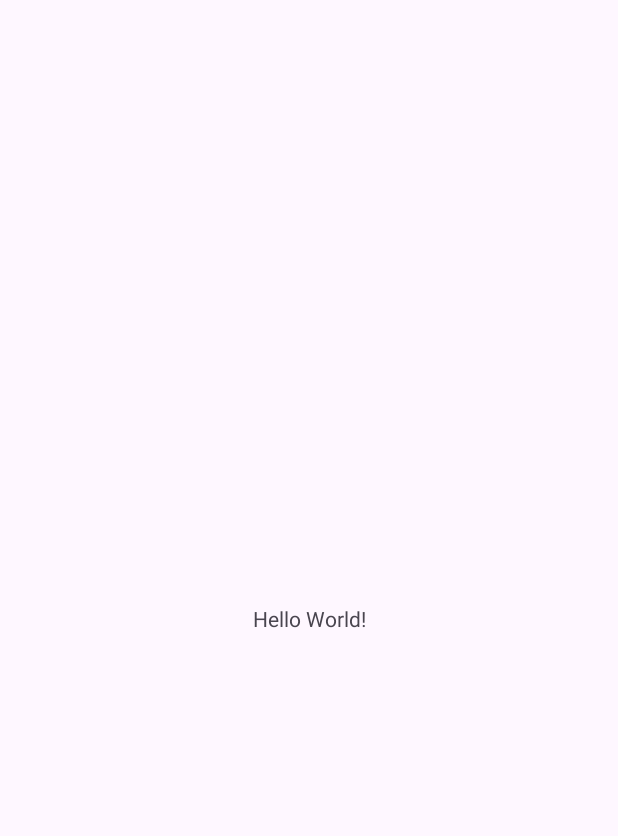
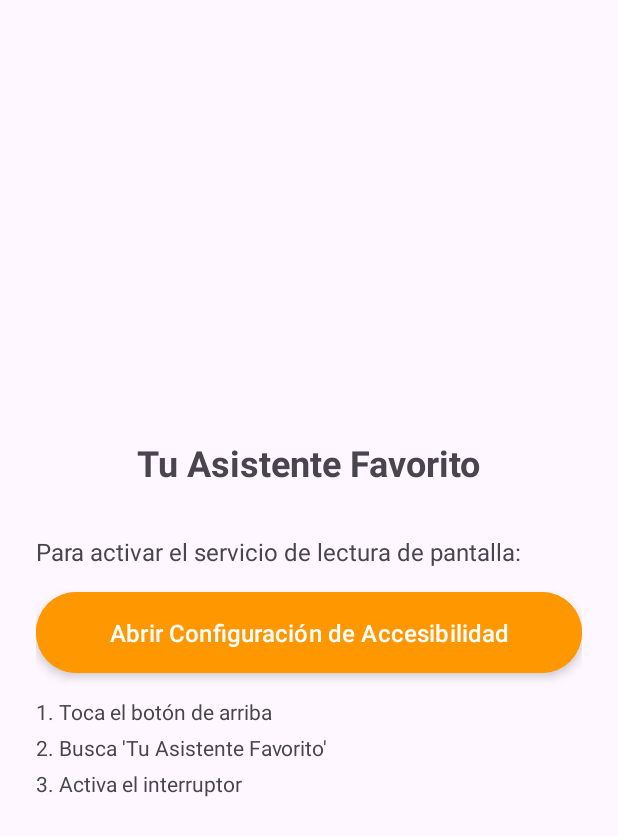
Before and after one commit to Issabella09/trabajo-de-grado, an Android app: the screen it shows after launch (MainActivity), on a phone screen of 412 x 824 dp. Before the commit the part shown is almost empty. Shown: the top 836 px of the screen. Run offline under Robolectric (Android 15) with nearby library versions, the phone set to English and light mode, and no system bars.

Commit message:
The screen reader module and interface were implemented

```diff
--- a/app/src/main/java/com/trabajogrado/asistente/MainActivity.kt
+++ b/app/src/main/java/com/trabajogrado/asistente/MainActivity.kt
@@ -1,20 +1,23 @@
 package com.trabajogrado.asistente
 
+import android.content.Intent
 import android.os.Bundle
-import androidx.activity.enableEdgeToEdge
+import android.provider.Settings
+import android.widget.Button
 import androidx.appcompat.app.AppCompatActivity
-import androidx.core.view.ViewCompat
-import androidx.core.view.WindowInsetsCompat
 
 class MainActivity : AppCompatActivity() {
+
     override fun onCreate(savedInstanceState: Bundle?) {
         super.onCreate(savedInstanceState)
-        enableEdgeToEdge()
         setContentView(R.layout.activity_main)
-        ViewCompat.setOnApplyWindowInsetsListener(findViewById(R.id.main)) { v, insets ->
-            val systemBars = insets.getInsets(WindowInsetsCompat.Type.systemBars())
-            v.setPadding(systemBars.left, systemBars.top, systemBars.right, systemBars.bottom)
-            insets
+
+        val btnActivarServicio: Button = findViewById(R.id.btnActivarServicio)
+
+        btnActivarServicio.setOnClickListener {
+            // Abrir configuración de accesibilidad directamente
+            val intent = Intent(Settings.ACTION_ACCESSIBILITY_SETTINGS)
+            startActivity(intent)
         }
     }
 }
--- a/app/src/main/res/layout/activity_main.xml
+++ b/app/src/main/res/layout/activity_main.xml
@@ -1,19 +1,51 @@
 <?xml version="1.0" encoding="utf-8"?>
-<androidx.constraintlayout.widget.ConstraintLayout xmlns:android="http://schemas.android.com/apk/res/android"
-    xmlns:app="http://schemas.android.com/apk/res-auto"
+<LinearLayout xmlns:android="http://schemas.android.com/apk/res/android"
     xmlns:tools="http://schemas.android.com/tools"
-    android:id="@+id/main"
     android:layout_width="match_parent"
     android:layout_height="match_parent"
+    android:orientation="vertical"
+    android:padding="24dp"
+    android:gravity="center"
     tools:context=".MainActivity">
 
     <TextView
         android:layout_width="wrap_content"
         android:layout_height="wrap_content"
-        android:text="Hello World!"
-        app:layout_constraintBottom_toBottomOf="parent"
-        app:layout_constraintEnd_toEndOf="parent"
-        app:layout_constraintStart_toStartOf="parent"
-        app:layout_constraintTop_toTopOf="parent" />
+        android:text="Tu Asistente Favorito"
+        android:textSize="24sp"
+        android:textStyle="bold"
+        android:layout_marginBottom="32dp" />
 
-</androidx.constraintlayout.widget.ConstraintLayout>
+    <TextView
+        android:layout_width="match_parent"
+        android:layout_height="wrap_content"
+        android:text="Para activar el servicio de lectura de pantalla:"
+        android:textSize="16sp"
+        android:layout_marginBottom="16dp" />
+
+    <Button
+        android:id="@+id/btnActivarServicio"
+        android:layout_width="match_parent"
+        android:layout_height="wrap_content"
+        android:text="Abrir Configuración de Accesibilidad"
+        android:textColor="@color/white"
+        android:backgroundTint="@color/naranja_primario"
+        android:layout_marginBottom="16dp"
+        android:textSize="16sp"
+        android:padding="16dp"
+
+        android:elevation="4dp"
+        android:stateListAnimator="@null"
+        android:insetTop="0dp"
+        android:insetBottom="0dp"
+        style="@style/Widget.Material3.Button"
+        />
+
+    <TextView
+        android:layout_width="match_parent"
+        android:layout_height="wrap_content"
+        android:text="1. Toca el botón de arriba\n2. Busca 'Tu Asistente Favorito'\n3. Activa el interruptor"
+        android:textSize="14sp"
+        android:lineSpacingExtra="8dp" />
+
+</LinearLayout>
--- a/app/src/main/res/values/colors.xml
+++ b/app/src/main/res/values/colors.xml
@@ -1,5 +1,17 @@
 <?xml version="1.0" encoding="utf-8"?>
 <resources>
+    <color name="purple_200">#FFBB86FC</color>
+    <color name="purple_500">#FF6200EE</color>
+    <color name="purple_700">#FF3700B3</color>
+    <color name="teal_200">#FF03DAC5</color>
+    <color name="teal_700">#FF018786</color>
     <color name="black">#FF000000</color>
     <color name="white">#FFFFFFFF</color>
+
+    <!-- Colores naranjas para accesibilidad -->
+    <color name="naranja_primario">#FFFF9800</color>
+    <color name="naranja_oscuro">#FFF57C00</color>
+    <color name="naranja_claro">#FFFFE0B2</color>
+    <color name="texto_oscuro">#FF212121</color>
+    <color name="fondo_claro">#FFF5F5F5</color>
 </resources>
--- a/app/src/main/res/values/themes.xml
+++ b/app/src/main/res/values/themes.xml
@@ -1,8 +1,11 @@
 <resources xmlns:tools="http://schemas.android.com/tools">
     <!-- Base application theme. -->
     <style name="Base.Theme.Asistente" parent="Theme.Material3.DayNight.NoActionBar">
-        <!-- Customize your light theme here. -->
-        <!-- <item name="colorPrimary">@color/my_light_primary</item> -->
+        <item name="colorPrimary">@color/naranja_primario</item>
+        <item name="colorPrimaryVariant">@color/naranja_oscuro</item>
+        <item name="colorOnPrimary">@color/white</item>
+        <item name="colorSecondary">@color/naranja_claro</item>
+        <item name="colorOnSecondary">@color/texto_oscuro</item>
     </style>
 
     <style name="Theme.Asistente" parent="Base.Theme.Asistente" />
--- a/app/src/main/res/xml/accessibility_service_config.xml
+++ b/app/src/main/res/xml/accessibility_service_config.xml
@@ -2,10 +2,11 @@
 <accessibility-service xmlns:android="http://schemas.android.com/apk/res/android">
 
     android:description="@string/accessibility_service_description"
-    android:accessibilityEventTypes="typeWindowStateChanged|typeViewFocused|typeViewClicked"
-    android:accessibilityFlags="flagDefault"
+    android:accessibilityEventTypes="typeViewClicked|typeViewFocused|typeViewSelected|typeWindowStateChanged|typeViewTextChanged|typeViewScrolled"
+    android:accessibilityFlags="flagDefault|flagRequestTouchExplorationMode|flagRequestFilterKeyEvents|flagIncludeNotImportantViews"
     android:accessibilityFeedbackType="feedbackSpoken"
     android:notificationTimeout="100"
     android:canRetrieveWindowContent="true"
+    android:canRequestTouchExplorationMode="true"
 
 </accessibility-service>
```
Also changed, not shown: app/src/main/java/com/trabajogrado/asistente/LecturaPantallaService.kt (+76 -9 lines).
